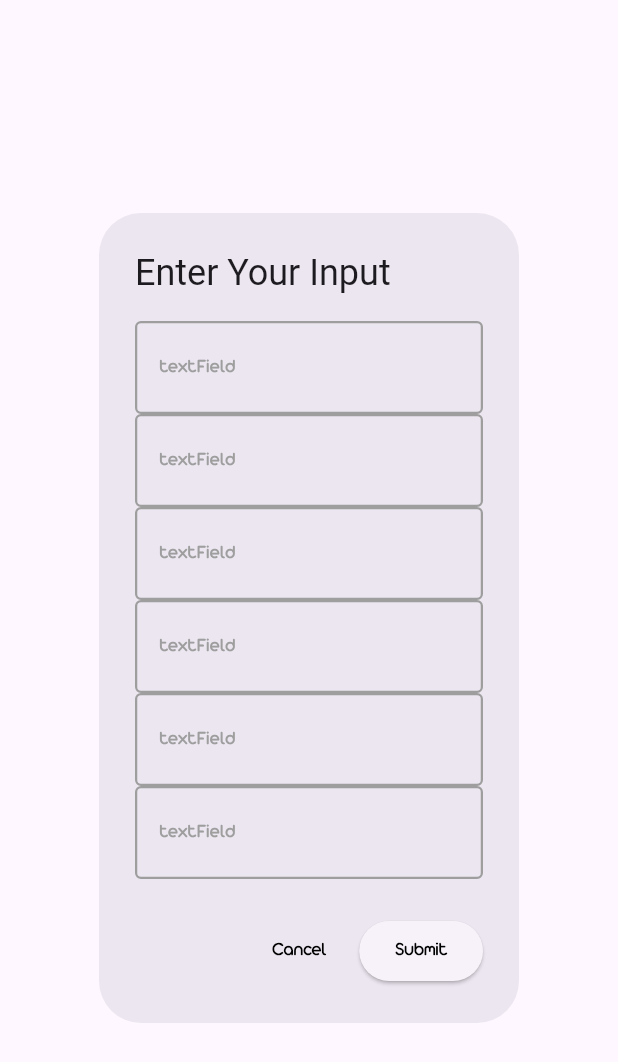
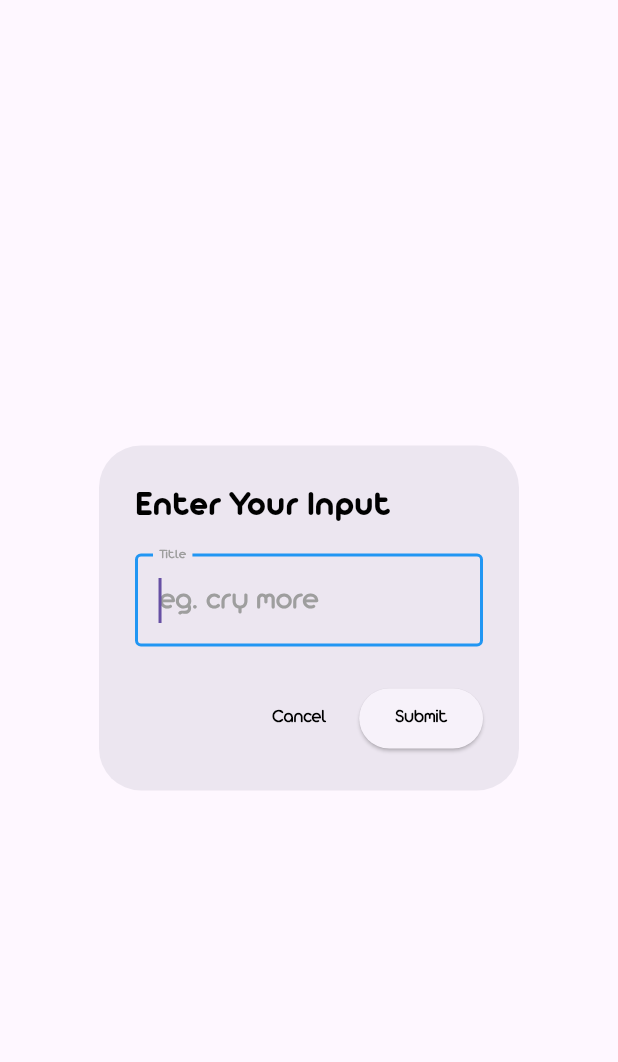
Before and after one commit to 1Shibam/todo_app, a Flutter app: the CreateTaskDetailsWidget widget shown alone on an empty page, opened directly, on a phone screen of 412 x 824 dp. Shown: the top 1062 px of the screen. Run offline on Flutter 3.47's test engine with Material 3 defaults, Android fonts, the phone set to English and light mode, and no system bars; our stand-ins replace equatable, flutter_riverpod, shared_preferences; accounts and stored records are empty; network calls fail.

Commit message:
major widget changes

```diff
--- a/lib/widgets/app widgets/create_task_details_widget.dart
+++ b/lib/widgets/app widgets/create_task_details_widget.dart
@@ -11,17 +11,28 @@ class CreateTaskDetailsWidget extends ConsumerWidget {
     final taskNameController = ref.watch(firstTextController);
 
     return AlertDialog(
-      title: const Text('Enter Your Input'),
-      content: const Column(
+      title: Text(
+        'Enter Your Input',
+        style: AppTextStyles.bold(),
+      ),
+      content: Column(
         mainAxisSize: MainAxisSize.min,
         mainAxisAlignment: MainAxisAlignment.center,
         children: [
-          CustomTextField(),
-          CustomTextField(),
-          CustomTextField(),
-          CustomTextField(),
-          CustomTextField(),
-          CustomTextField(),
+          TextField(
+            style: AppTextStyles.normal(),
+            autofocus: true,
+            controller: taskNameController,
+            onSubmitted: (_) {
+              //same as submit button
+              ref.read(firstTextController.notifier).state = taskNameController;
+              final newTask = TaskDataModel(title: taskNameController.text);
+              ref.read(taskListProvider.notifier).addTask(newTask);
+              Navigator.pop(context);
+            },
+            decoration: const InputDecoration(
+                labelText: 'Title', hintText: 'eg. cry more'),
+          )
         ],
       ),
       actions: [
--- a/lib/widgets/app widgets/custom_app_text_field.dart
+++ b/lib/widgets/app widgets/custom_app_text_field.dart
@@ -1,6 +1,7 @@
 import 'package:flutter/material.dart';
 import 'package:todo_app/widgets/widgets_export.dart';
 
+//! not used anymore but created i don't know why!!
 class CustomTextField extends StatelessWidget {
   final String label; // Label for the TextField
   final TextEditingController? controller; // Optional controller
```
Also changed, not shown: lib/widgets/app widgets/task_list_widget.dart (+17 -7 lines).
